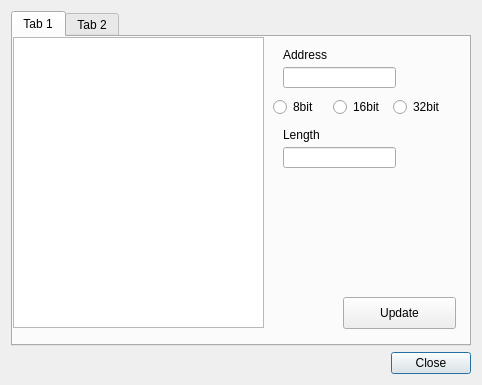
Above: qtBuildSystem/Mu/hexviewer.ui from meepingsnesroms/Mu before the change. Below: the same form after it.
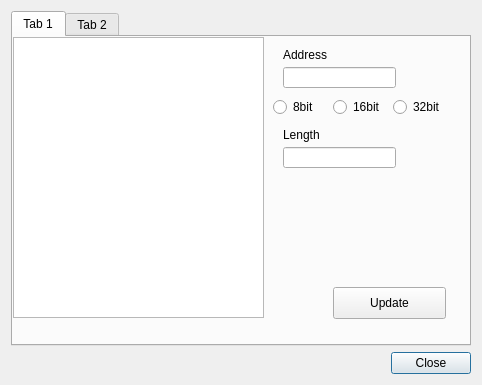
That is the form after the change.

```diff
--- a/qtBuildSystem/Mu/hexviewer.ui
+++ b/qtBuildSystem/Mu/hexviewer.ui
@@ -63,8 +63,8 @@
       <widget class="QPushButton" name="hexUpdate">
        <property name="geometry">
         <rect>
-         <x>330</x>
-         <y>260</y>
+         <x>320</x>
+         <y>250</y>
          <width>113</width>
          <height>32</height>
         </rect>
@@ -164,7 +164,7 @@
          <x>0</x>
          <y>0</y>
          <width>251</width>
-         <height>291</height>
+         <height>281</height>
         </rect>
        </property>
       </widget>
```
Left out of the diff: 10 changed lines with no effect on the pictures.
